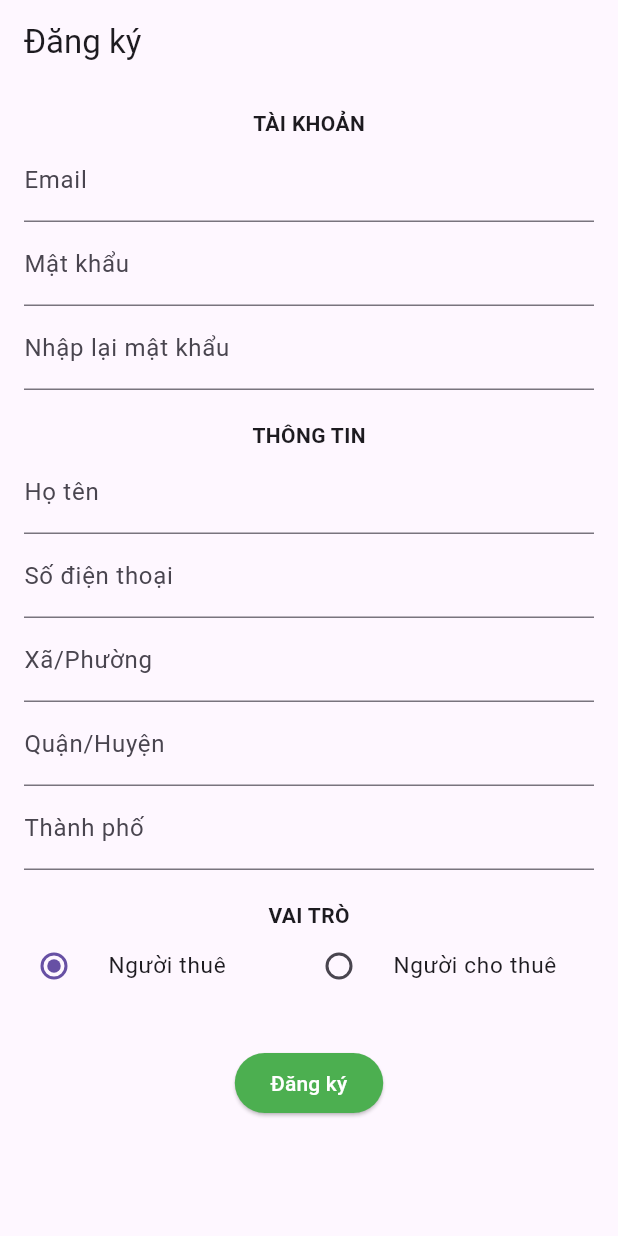
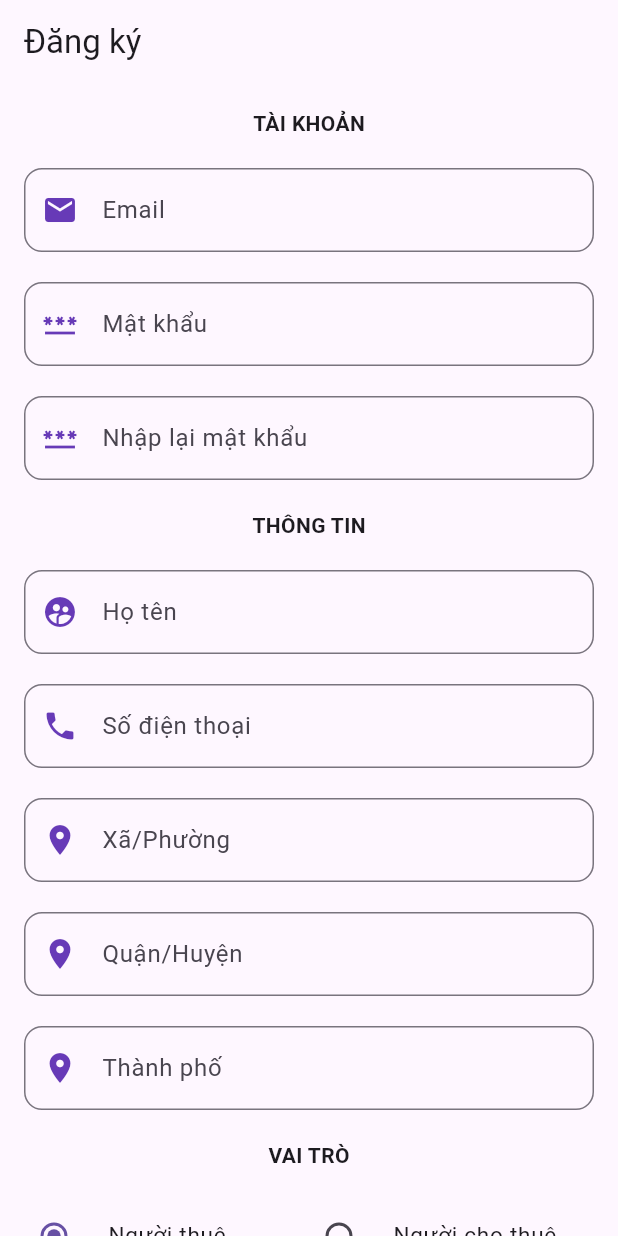
Before and after one commit to Maestro1710/rent_connect, a Flutter app: the screen it shows after launch, on a phone screen of 412 x 824 dp. Run offline on Flutter 3.47's test engine with Material 3 defaults, Android fonts, the phone set to English and light mode, and no system bars; our stand-ins replace flutter_dotenv, flutter_riverpod, supabase_flutter; accounts and stored records are empty; statements that could not run were skipped.

Commit message:
updated UI

```diff
--- a/lib/features/auth/views/register_screen.dart
+++ b/lib/features/auth/views/register_screen.dart
@@ -78,52 +78,146 @@ class _RegisterScreenState extends ConsumerState<RegisterScreen> {
                   padding: const EdgeInsets.all(16),
                   child: Column(
                     children: [
-                      Text('TÀI KHOẢN', style: TextStyle(fontWeight: FontWeight.bold)),
+                      Text(
+                        'TÀI KHOẢN',
+                        style: TextStyle(fontWeight: FontWeight.bold),
+                      ),
+                      const SizedBox(height: 20),
                       TextFormField(
                         controller: _emailController,
-                        decoration: const InputDecoration(labelText: 'Email'),
+                        decoration: InputDecoration(
+                          labelText: 'Email',
+                          border: OutlineInputBorder(
+                            borderRadius: BorderRadius.circular(12),
+                          ),
+                          alignLabelWithHint: true,
+                          prefixIcon: const Icon(
+                            Icons.email,
+                            color: Colors.deepPurple,
+                          ),
+                        ),
                         validator: (value) => Validators.validateEmail(value),
                       ),
+                      const SizedBox(height: 20),
                       TextFormField(
                         controller: _passwordController,
-                        decoration: const InputDecoration(labelText: 'Mật khẩu'),
-                        validator: (value) => Validators.validatePassword(value),
+                        decoration: InputDecoration(
+                          labelText: 'Mật khẩu',
+                          border: OutlineInputBorder(
+                            borderRadius: BorderRadius.circular(12),
                           ),
+                          alignLabelWithHint: true,
+                          prefixIcon: Icon(
+                            Icons.password,
+                            color: Colors.deepPurple,
+                          ),
+                        ),
+                        obscureText: true,
+                        validator: (value) =>
+                            Validators.validatePassword(value),
+                      ),
+                      const SizedBox(height: 20),
                       TextFormField(
                         controller: _confirmPasswordController,
-                        decoration: const InputDecoration(
+                        decoration:  InputDecoration(
                           labelText: 'Nhập lại mật khẩu',
+                          border: OutlineInputBorder(
+                            borderRadius: BorderRadius.circular(12),
                           ),
-                        validator: (value) => Validators.validateConfirmPassword(
+                          alignLabelWithHint: true,
+                          prefixIcon: Icon(
+                            Icons.password,
+                            color: Colors.deepPurple,
+                          ),
+                        ),
+                        validator: (value) =>
+                            Validators.validateConfirmPassword(
                               value,
                               _passwordController.text,
                             ),
                       ),
-                      SizedBox(height: 20),
-                      Text('THÔNG TIN', style: TextStyle(fontWeight: FontWeight.bold)),
+                      const SizedBox(height: 20),
+                      Text(
+                        'THÔNG TIN',
+                        style: TextStyle(fontWeight: FontWeight.bold),
+                      ),
+                      const SizedBox(height: 20),
                       TextFormField(
                         controller: _nameController,
-                        decoration: const InputDecoration(labelText: 'Họ tên'),
+                        decoration:  InputDecoration(labelText: 'Họ tên',
+                          border: OutlineInputBorder(
+                            borderRadius: BorderRadius.circular(12),
+                          ),
+                          alignLabelWithHint: true,
+                          prefixIcon: Icon(
+                            Icons.supervised_user_circle,
+                            color: Colors.deepPurple,
+                          ),),
                         validator: (value) => Validators.validateName(value),
                       ),
+                      const SizedBox(height: 20),
                       TextFormField(
                         controller: _phoneController,
-                        decoration: const InputDecoration(labelText: 'Số điện thoại'),
+                        decoration: InputDecoration(
+                          labelText: 'Số điện thoại',
+                          border: OutlineInputBorder(
+                            borderRadius: BorderRadius.circular(12),
+                          ),
+                          alignLabelWithHint: true,
+                          prefixIcon: Icon(
+                            Icons.phone,
+                            color: Colors.deepPurple,
+                          ),
+                        ),
                         validator: (value) => Validators.validatePhone(value),
                       ),
+                      const SizedBox(height: 20),
                       TextFormField(
                         controller: _communeController,
-                        decoration: const InputDecoration(labelText: 'Xã/Phường'),
+                        decoration: InputDecoration(
+                          labelText: 'Xã/Phường',
+                          border: OutlineInputBorder(
+                            borderRadius: BorderRadius.circular(12),
+                          ),
+                          alignLabelWithHint: true,
+                          prefixIcon: Icon(
+                            Icons.location_on,
+                            color: Colors.deepPurple,
+                          ),
+                        ),
                         validator: (value) => Validators.validateCommune(value),
                       ),
+                      const SizedBox(height: 20),
                       TextFormField(
                         controller: _districtController,
-                        decoration: const InputDecoration(labelText: 'Quận/Huyện'),
-                        validator: (value) => Validators.validateDistrict(value),
+                        decoration: InputDecoration(
+                          labelText: 'Quận/Huyện',
+                          border: OutlineInputBorder(
+                            borderRadius:     BorderRadius.circular(12),
                           ),
+                          alignLabelWithHint: true,
+                          prefixIcon: const Icon(
+                            Icons.location_on,
+                            color: Colors.deepPurple,
+                          ),
+                        ),
+                        validator: (value) =>
+                            Validators.validateDistrict(value),
+                      ),
+                      const SizedBox(height: 20),
                       TextFormField(
                         controller: _cityController,
-                        decoration: const InputDecoration(labelText: 'Thành phố'),
+                        decoration: InputDecoration(
+                          labelText: 'Thành phố',
+                          border: OutlineInputBorder(
+                            borderRadius: BorderRadius.circular(12),
+                          ),
+                          alignLabelWithHint: true,
+                          prefixIcon: Icon(
+                            Icons.location_on,
+                            color: Colors.deepPurple,
+                          ),
+                        ),
                         validator: (value) => Validators.validateCity(value),
                       ),
 
@@ -132,14 +226,17 @@ class _RegisterScreenState extends ConsumerState<RegisterScreen> {
                         'VAI TRÒ',
                         style: TextStyle(fontWeight: FontWeight.bold),
                       ),
-
+                      const SizedBox(height: 20),
                       Row(
                         children: [
                           Expanded(
                             child: RadioListTile(
                               dense: true,
                               contentPadding: EdgeInsets.zero,
-                            title: const Text('Người thuê' , style: TextStyle(fontSize: 15),),
+                              title: const Text(
+                                'Người thuê',
+                                style: TextStyle(fontSize: 15),
+                              ),
                               value: 'tenant',
                               groupValue: roleState,
                               onChanged: (value) {
@@ -152,7 +249,10 @@ class _RegisterScreenState extends ConsumerState<RegisterScreen> {
                             child: RadioListTile(
                               dense: true,
                               contentPadding: EdgeInsets.zero,
-                            title: const Text('Người cho thuê', style: TextStyle(fontSize: 15),),
+                              title: const Text(
+                                'Người cho thuê',
+                                style: TextStyle(fontSize: 15),
+                              ),
                               value: 'landlord',
                               groupValue: roleState,
                               onChanged: (value) {
@@ -160,7 +260,8 @@ class _RegisterScreenState extends ConsumerState<RegisterScreen> {
                               },
                             ),
                           ),
-                      ],),
+                        ],
+                      ),
 
                       const SizedBox(height: 30),
                       ElevatedButton(
```
Lines whose indentation alone changed are shown as unchanged.
